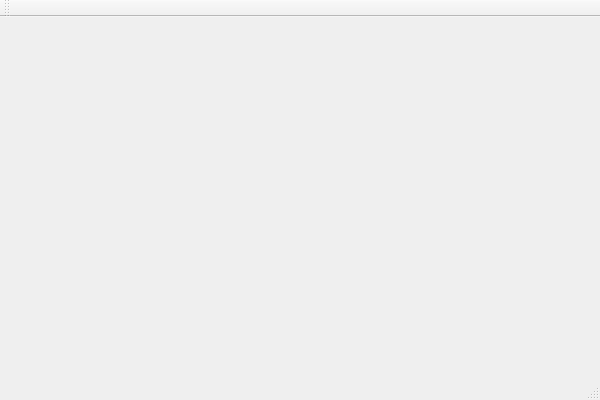
Qt form GeneralSerial.ui (David-Kahana/GeneralSerial) before a commit.
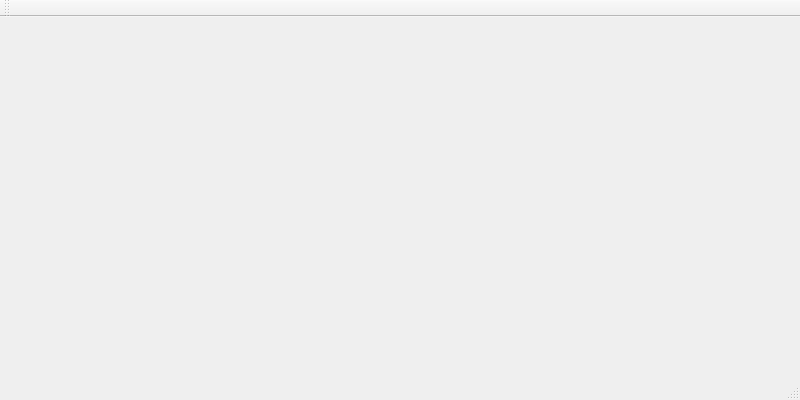
The same form after that commit.

```diff
--- a/GeneralSerial.ui
+++ b/GeneralSerial.ui
@@ -6,7 +6,7 @@
    <rect>
     <x>0</x>
     <y>0</y>
-    <width>600</width>
+    <width>800</width>
     <height>400</height>
    </rect>
   </property>
```
Left out of the diff: 2 changed lines with no effect on the pictures.
